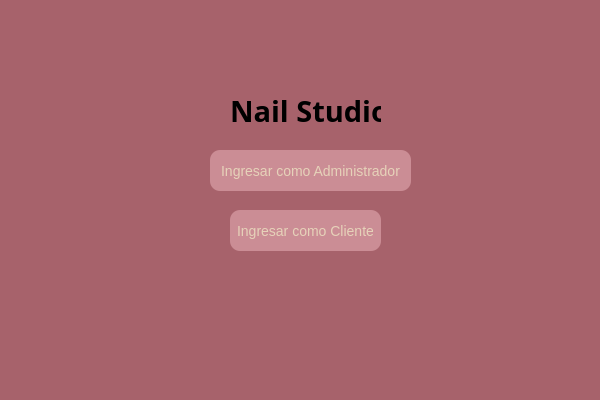
The window that nailstudio.ui (avispatecnologica/nail_studio) describes before a commit, drawn with Qt 5.
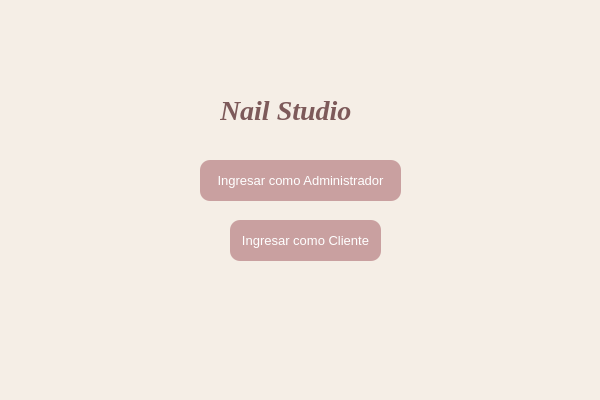
The same window after the commit.

```diff
--- a/nailstudio.ui
+++ b/nailstudio.ui
@@ -24,26 +24,32 @@
    <string>nailStudio</string>
   </property>
   <property name="styleSheet">
-   <string notr="true">background-color: #A7626B;
-</string>
+   <string notr="true">background-color: #F5EEE6;</string>
   </property>
   <widget class="QWidget" name="centralWidget">
    <widget class="QLabel" name="Titulo">
     <property name="geometry">
      <rect>
-      <x>230</x>
+      <x>220</x>
       <y>90</y>
-      <width>151</width>
+      <width>191</width>
       <height>41</height>
      </rect>
     </property>
     <property name="font">
      <font>
-      <family>Script MT Bold</family>
-      <pointsize>22</pointsize>
+      <family>Georgia</family>
+      <pointsize>-1</pointsize>
+      <italic>true</italic>
       <bold>true</bold>
      </font>
     </property>
+    <property name="styleSheet">
+     <string notr="true">color: #7D5A5A;
+font-family: Georgia;
+font-size: 28px;
+font-style: italic;</string>
+    </property>
     <property name="text">
      <string>Nail Studio</string>
     </property>
@@ -51,18 +57,19 @@
    <widget class="QPushButton" name="BtnAdm">
     <property name="geometry">
      <rect>
-      <x>210</x>
-      <y>150</y>
+      <x>200</x>
+      <y>160</y>
       <width>201</width>
       <height>41</height>
      </rect>
     </property>
     <property name="styleSheet">
-     <string notr="true">background-color: #CB8D95;
-color: #E6D2B9;
+     <string notr="true">background-color: #C9A0A0;
+color: white;
 border-radius: 10px;
-padding: 3px;
-font-size: 14px;</string>
+padding: 8px;
+font-size: 13px;
+font-family: Segoe UI;</string>
     </property>
     <property name="text">
      <string>Ingresar como Administrador</string>
@@ -72,17 +79,18 @@
     <property name="geometry">
      <rect>
       <x>230</x>
-      <y>210</y>
+      <y>220</y>
       <width>151</width>
       <height>41</height>
      </rect>
     </property>
     <property name="styleSheet">
-     <string notr="true">background-color: #CB8D95;
-color: #E6D2B9;
+     <string notr="true">background-color: #C9A0A0;
+color: white;
 border-radius: 10px;
 padding: 8px;
-font-size: 14px;</string>
+font-size: 13px;
+font-family: Segoe UI;</string>
     </property>
     <property name="text">
      <string>Ingresar como Cliente</string>
```
